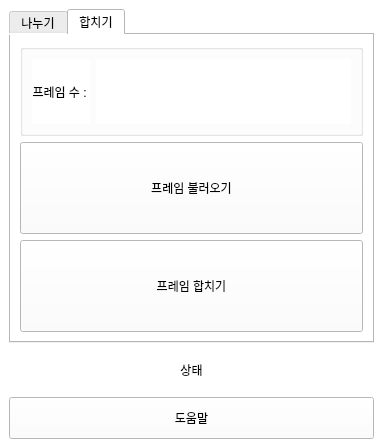
Old version of the form ui/window.ui in the repository wlxo0401/Video-Image-Sequence-Converter.
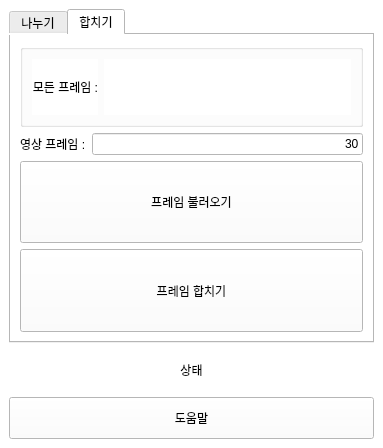
New version of the form. The open tabs and pages were chosen to show the change.

```diff
--- a/ui/window.ui
+++ b/ui/window.ui
@@ -99,45 +99,24 @@
         <string>합치기</string>
        </attribute>
        <layout class="QGridLayout" name="gridLayout_4">
-        <item row="0" column="0">
-         <widget class="QGroupBox" name="groupBox_2">
-          <property name="sizePolicy">
-           <sizepolicy hsizetype="Preferred" vsizetype="Ignored">
-            <horstretch>0</horstretch>
-            <verstretch>0</verstretch>
-           </sizepolicy>
+        <item row="1" column="1">
+         <widget class="QLineEdit" name="frame_lineedit">
+          <property name="text">
+           <string>30</string>
           </property>
-          <property name="title">
-           <string/>
+          <property name="alignment">
+           <set>Qt::AlignRight|Qt::AlignTrailing|Qt::AlignVCenter</set>
           </property>
-          <layout class="QGridLayout" name="gridLayout_5">
-           <item row="0" column="0">
-            <widget class="QLabel" name="label_3">
-             <property name="text">
-              <string>프레임 수 : </string>
-             </property>
-             <property name="alignment">
-              <set>Qt::AlignRight|Qt::AlignTrailing|Qt::AlignVCenter</set>
-             </property>
-            </widget>
-           </item>
-           <item row="0" column="1">
-            <widget class="QLabel" name="frame_count_lbl">
-             <property name="sizePolicy">
-              <sizepolicy hsizetype="Expanding" vsizetype="Preferred">
-               <horstretch>0</horstretch>
-               <verstretch>0</verstretch>
-              </sizepolicy>
-             </property>
-             <property name="text">
-              <string/>
-             </property>
-            </widget>
-           </item>
-          </layout>
          </widget>
         </item>
         <item row="1" column="0">
+         <widget class="QLabel" name="label">
+          <property name="text">
+           <string>영상 프레임 :</string>
+          </property>
+         </widget>
+        </item>
+        <item row="2" column="0" colspan="2">
          <widget class="QPushButton" name="frame_load_btn">
           <property name="sizePolicy">
            <sizepolicy hsizetype="Minimum" vsizetype="Ignored">
@@ -150,7 +129,7 @@
           </property>
          </widget>
         </item>
-        <item row="2" column="0">
+        <item row="3" column="0" colspan="2">
          <widget class="QPushButton" name="frame_sum_btn">
           <property name="sizePolicy">
            <sizepolicy hsizetype="Minimum" vsizetype="Ignored">
@@ -163,6 +142,44 @@
           </property>
          </widget>
         </item>
+        <item row="0" column="0" colspan="2">
+         <widget class="QGroupBox" name="groupBox_2">
+          <property name="sizePolicy">
+           <sizepolicy hsizetype="Preferred" vsizetype="Ignored">
+            <horstretch>0</horstretch>
+            <verstretch>0</verstretch>
+           </sizepolicy>
+          </property>
+          <property name="title">
+           <string/>
+          </property>
+          <layout class="QGridLayout" name="gridLayout_5">
+           <item row="0" column="0">
+            <widget class="QLabel" name="label_3">
+             <property name="text">
+              <string>모든 프레임 :</string>
+             </property>
+             <property name="alignment">
+              <set>Qt::AlignRight|Qt::AlignTrailing|Qt::AlignVCenter</set>
+             </property>
+            </widget>
+           </item>
+           <item row="0" column="1">
+            <widget class="QLabel" name="frame_count_lbl">
+             <property name="sizePolicy">
+              <sizepolicy hsizetype="Expanding" vsizetype="Preferred">
+               <horstretch>0</horstretch>
+               <verstretch>0</verstretch>
+              </sizepolicy>
+             </property>
+             <property name="text">
+              <string/>
+             </property>
+            </widget>
+           </item>
+          </layout>
+         </widget>
+        </item>
        </layout>
       </widget>
      </widget>
```
Left out of the diff: 2 changed lines with no effect on the pictures.
